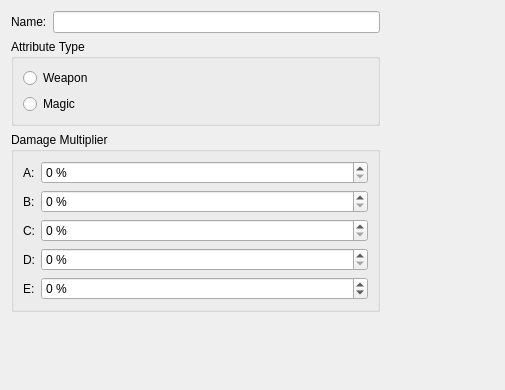
First picture: the form in src/ui/database/attribute_widget.ui, repository EasyRPG/Editor, before the edit; both pictures show x 0 to 505 and y 0 to 390 of the 759 by 572 pixel window.
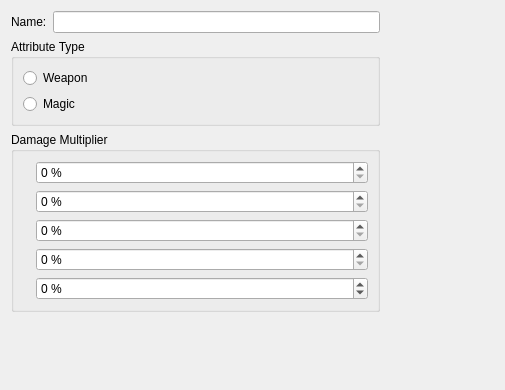
Second picture: the form after the edit. Icons and pictures are not drawn.

Commit message:
Database: Add editing of attribute type objects
Attribute type objects can be edited now.

Patch:
```diff
--- a/src/ui/database/attribute_widget.ui
+++ b/src/ui/database/attribute_widget.ui
@@ -61,8 +61,8 @@
        <layout class="QFormLayout" name="formLayout">
         <item row="0" column="0">
          <widget class="QLabel" name="label_2">
-          <property name="text">
-           <string>A:</string>
+          <property name="pixmap">
+           <pixmap>:/ranks/rank0</pixmap>
           </property>
          </widget>
         </item>
@@ -72,14 +72,14 @@
            <string> %</string>
           </property>
           <property name="maximum">
-           <number>99999</number>
+           <number>100000</number>
           </property>
          </widget>
         </item>
         <item row="1" column="0">
          <widget class="QLabel" name="label_3">
-          <property name="text">
-           <string>B:</string>
+          <property name="pixmap">
+           <pixmap>:/ranks/rank1</pixmap>
           </property>
          </widget>
         </item>
@@ -89,14 +89,14 @@
            <string> %</string>
           </property>
           <property name="maximum">
-           <number>99999</number>
+           <number>100000</number>
           </property>
          </widget>
         </item>
         <item row="2" column="0">
          <widget class="QLabel" name="label_4">
-          <property name="text">
-           <string>C:</string>
+          <property name="pixmap">
+           <pixmap>:/ranks/rank2</pixmap>
           </property>
          </widget>
         </item>
@@ -106,14 +106,14 @@
            <string> %</string>
           </property>
           <property name="maximum">
-           <number>99999</number>
+           <number>100000</number>
           </property>
          </widget>
         </item>
         <item row="3" column="0">
          <widget class="QLabel" name="label_5">
-          <property name="text">
-           <string>D:</string>
+          <property name="pixmap">
+           <pixmap>:/ranks/rank3</pixmap>
           </property>
          </widget>
         </item>
@@ -123,14 +123,14 @@
            <string> %</string>
           </property>
           <property name="maximum">
-           <number>99999</number>
+           <number>100000</number>
           </property>
          </widget>
         </item>
         <item row="4" column="0">
          <widget class="QLabel" name="label_6">
-          <property name="text">
-           <string>E:</string>
+          <property name="pixmap">
+           <pixmap>:/ranks/rank4</pixmap>
           </property>
          </widget>
         </item>
@@ -143,7 +143,7 @@
            <number>-99999</number>
           </property>
           <property name="maximum">
-           <number>99999</number>
+           <number>100000</number>
           </property>
          </widget>
         </item>
```
The commit also changes 2 other files.
